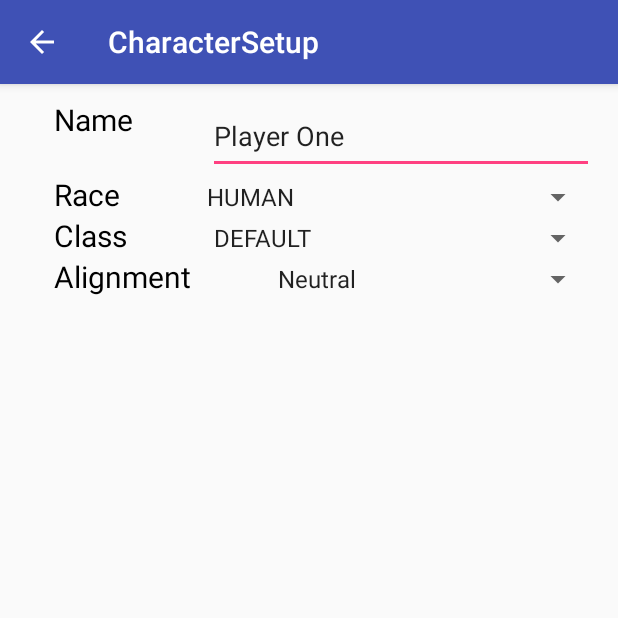
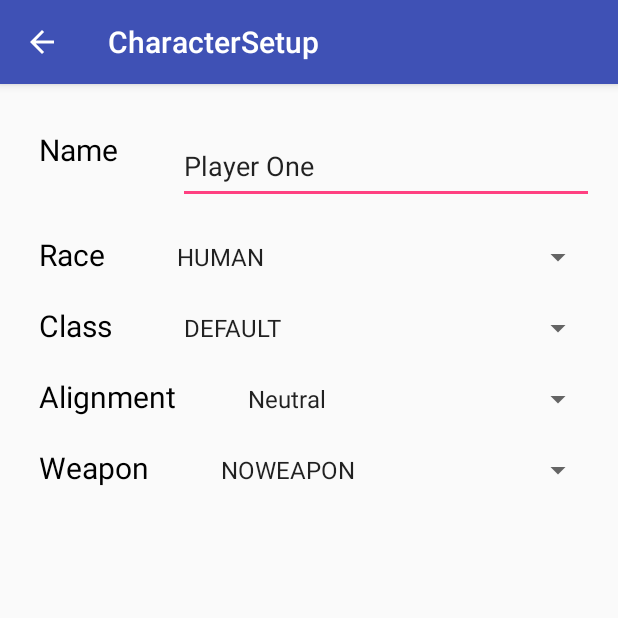
Before and after one commit to mueller04/DroidEverCraft, an Android app: the screen it shows after launch (CharacterSetup), after a tap on "PLAYER 1 ADVANCED SETUP", on a phone screen of 412 x 824 dp, the top half of it. Run offline under Robolectric (Android 15) with nearby library versions, the phone set to English and light mode, and no system bars.

Commit message:
weapon in charactersetup

```diff
--- a/app/src/main/java/com/example/mike/droidevercraft/CharacterSetup.java
+++ b/app/src/main/java/com/example/mike/droidevercraft/CharacterSetup.java
@@ -27,7 +27,7 @@ public class CharacterSetup extends AppCompatActivity {
     private int raceEnumIndex;
     private int classEnumIndex;
     private int alignmentEnumIndex;
-
+    private int weaponEnumIndex;
 
 
 
@@ -50,6 +50,7 @@ public class CharacterSetup extends AppCompatActivity {
         createRaceSpinner();
         createClassSpinner();
         createAlignmentSpinner();
+        createWeaponSpinner();
     }
 
 
@@ -149,6 +150,38 @@ public class CharacterSetup extends AppCompatActivity {
         classSpinner.setSelection(alignmentEnumIndex);
     }
 
+    private void createWeaponSpinner(){
+        ArrayList<EverEnum.Weapon> alignmentWeaponOptions = new ArrayList<>();
+        int index = 0;
+        for (EverEnum.Weapon e : EverEnum.Weapon.values()){
+            alignmentWeaponOptions.add(e);
+            if (e == everChar.getWeapon()){
+                weaponEnumIndex = index;
+            }
+            index++;
+        }
+
+        Spinner classSpinner = (Spinner)findViewById(R.id.weapon_spinner);
+        ArrayAdapter<EverEnum.Weapon>adapter = new ArrayAdapter<EverEnum.Weapon>(CharacterSetup.this,
+                android.R.layout.simple_spinner_item, alignmentWeaponOptions);
+
+        adapter.setDropDownViewResource(android.R.layout.simple_spinner_dropdown_item);
+        classSpinner.setAdapter(adapter);
+        classSpinner.setOnItemSelectedListener(new AdapterView.OnItemSelectedListener() {
+            @Override
+            public void onItemSelected(AdapterView<?> parent, View view,
+                                       int position, long id) {
+                EverEnum.Weapon currentWeaponSelection = (EverEnum.Weapon) parent.getItemAtPosition(position);
+                everChar.setWeapon(currentWeaponSelection);
+            }
+
+            @Override
+            public void onNothingSelected(AdapterView<?> parent) {
+            }
+        });
+        classSpinner.setSelection(weaponEnumIndex);
+    }
+
     //TODO I'm guessing this is for the navigation bar back button..doesn't fire or do anything
     @Override
     public void onBackPressed(){
--- a/app/src/main/res/layout/activity_character_setup.xml
+++ b/app/src/main/res/layout/activity_character_setup.xml
@@ -33,6 +33,7 @@
             xmlns:tools="http://schemas.android.com/tools"
             android:layout_width="match_parent"
             android:layout_height="match_parent"
+            android:layout_marginTop="20dp"
             android:orientation="horizontal"
             android:paddingLeft="@dimen/activity_horizontal_margin"
             android:paddingRight="@dimen/activity_horizontal_margin"
@@ -40,9 +41,9 @@
             tools:context="com.example.mike.droidevercraft.MainActivity">
 
             <TextView
-                android:id="@+id/character1"
-                android:layout_marginRight="50dp"
-                android:layout_marginLeft="20dp"
+                android:id="@+id/character_name"
+                android:layout_marginRight="40dp"
+                android:layout_marginLeft="10dp"
                 android:layout_width="wrap_content"
                 android:layout_height="wrap_content"
                 android:textColor="#000000"
@@ -63,6 +64,7 @@
             xmlns:tools="http://schemas.android.com/tools"
             android:layout_width="match_parent"
             android:layout_height="match_parent"
+            android:layout_marginTop="20dp"
             android:orientation="horizontal"
             android:paddingLeft="@dimen/activity_horizontal_margin"
             android:paddingRight="@dimen/activity_horizontal_margin"
@@ -70,8 +72,8 @@
 
             <TextView
                 android:id="@+id/race_textview"
-                android:layout_marginRight="50dp"
-                android:layout_marginLeft="20dp"
+                android:layout_marginRight="40dp"
+                android:layout_marginLeft="10dp"
                 android:layout_width="wrap_content"
                 android:layout_height="wrap_content"
                 android:textColor="#000000"
@@ -89,6 +91,7 @@
             xmlns:tools="http://schemas.android.com/tools"
             android:layout_width="match_parent"
             android:layout_height="match_parent"
+            android:layout_marginTop="20dp"
             android:orientation="horizontal"
             android:paddingLeft="@dimen/activity_horizontal_margin"
             android:paddingRight="@dimen/activity_horizontal_margin"
@@ -96,8 +99,8 @@
 
             <TextView
                 android:id="@+id/class_textview"
-                android:layout_marginRight="50dp"
-                android:layout_marginLeft="20dp"
+                android:layout_marginRight="40dp"
+                android:layout_marginLeft="10dp"
                 android:layout_width="wrap_content"
                 android:layout_height="wrap_content"
                 android:textColor="#000000"
@@ -115,6 +118,7 @@
             xmlns:tools="http://schemas.android.com/tools"
             android:layout_width="match_parent"
             android:layout_height="match_parent"
+            android:layout_marginTop="20dp"
             android:orientation="horizontal"
             android:paddingLeft="@dimen/activity_horizontal_margin"
             android:paddingRight="@dimen/activity_horizontal_margin"
@@ -122,8 +126,8 @@
 
             <TextView
                 android:id="@+id/alignment_textview"
-                android:layout_marginRight="50dp"
-                android:layout_marginLeft="20dp"
+                android:layout_marginRight="40dp"
+                android:layout_marginLeft="10dp"
                 android:layout_width="wrap_content"
                 android:layout_height="wrap_content"
                 android:textColor="#000000"
@@ -137,6 +141,33 @@
 
         </LinearLayout>
 
+        <LinearLayout xmlns:android="http://schemas.android.com/apk/res/android"
+            xmlns:tools="http://schemas.android.com/tools"
+            android:layout_width="match_parent"
+            android:layout_height="match_parent"
+            android:layout_marginTop="20dp"
+            android:orientation="horizontal"
+            android:paddingLeft="@dimen/activity_horizontal_margin"
+            android:paddingRight="@dimen/activity_horizontal_margin"
+            tools:context="com.example.mike.droidevercraft.MainActivity">
+
+            <TextView
+                android:id="@+id/weapon_textview"
+                android:layout_marginRight="40dp"
+                android:layout_marginLeft="10dp"
+                android:layout_width="wrap_content"
+                android:layout_height="wrap_content"
+                android:textColor="#000000"
+                android:textSize="20dp"
+                android:text="Weapon" />
+
+            <Spinner
+                android:id="@+id/weapon_spinner"
+                android:layout_width="fill_parent"
+                android:layout_height="wrap_content" />
+
+        </LinearLayout>
+
 
     </LinearLayout>
 
```
